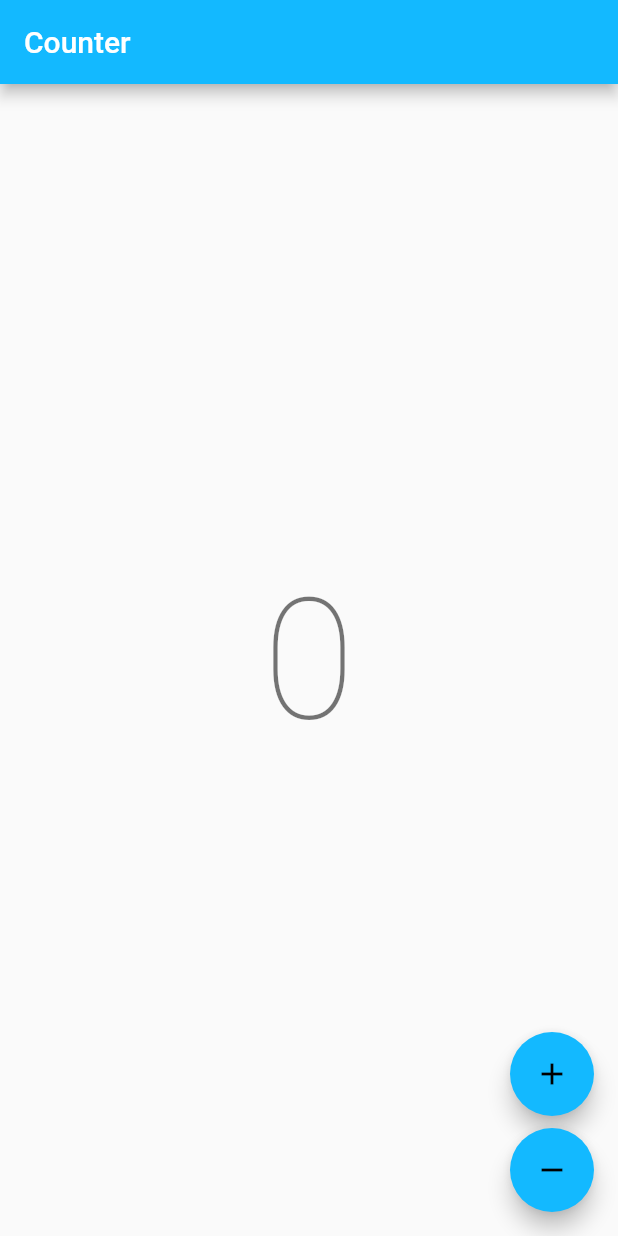
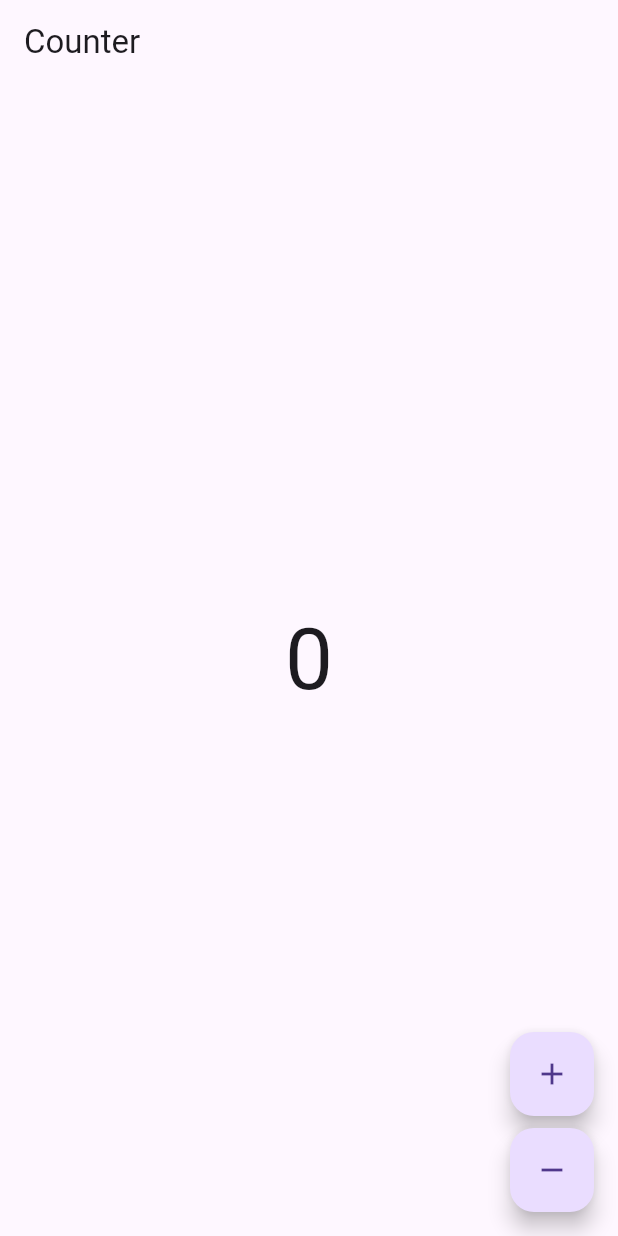
Before and after one commit to root458/suis-rotary-message, a Flutter app: the screen it shows after launch, on a phone screen of 412 x 824 dp. Run offline on Flutter 3.47's test engine with Material 2 defaults, Android fonts, the phone set to English and light mode, and no system bars; our stand-ins replace bloc, flutter_bloc, go_router; generated files the repository leaves out were written again.

Commit message:
Add app theme

```diff
--- a/lib/suismessage/view/suismessage.dart
+++ b/lib/suismessage/view/suismessage.dart
@@ -8,12 +8,7 @@ class SuisMessage extends StatelessWidget {
   @override
   Widget build(BuildContext context) {
     return MaterialApp.router(
-      theme: ThemeData(
-        appBarTheme: const AppBarTheme(color: Color(0xFF13B9FF)),
-        colorScheme: ColorScheme.fromSwatch(
-          accentColor: const Color(0xFF13B9FF),
-        ),
-      ),
+      theme: SuisMessageTheme.theme,
       localizationsDelegates: AppLocalizations.localizationsDelegates,
       supportedLocales: AppLocalizations.supportedLocales,
       routerConfig: SuisMessageRouter.router,
--- a/lib/utils/_index.dart
+++ b/lib/utils/_index.dart
@@ -1,6 +1,8 @@
 library sm_utils;
 
+import 'package:flutter/material.dart';
 import 'package:go_router/go_router.dart';
 import 'package:suis_message/counter/counter.dart';
 
 part 'sm_router.dart';
+part 'sm_theme.dart';
--- /dev/null
+++ b/lib/utils/sm_theme.dart
@@ -0,0 +1,9 @@
+part of '_index.dart';
+
+class SuisMessageTheme {
+  static ThemeData get theme => _theme;
+
+  static final _theme = ThemeData(
+    useMaterial3: true,
+  );
+}
```
